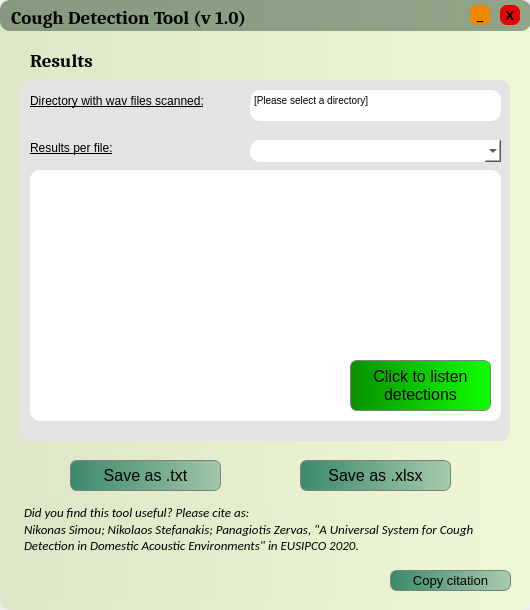
The window that stacked.ui (spl-icsforth/CoughDetection) describes before a commit, drawn with Qt 5.
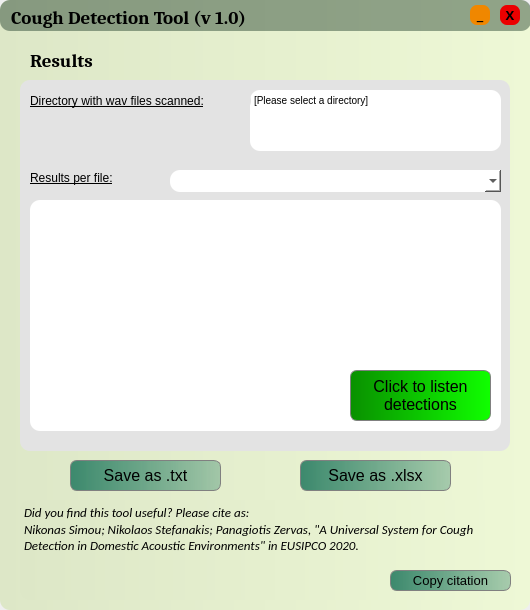
The same window after the commit.

Commit message: Hide save and listen buttons when no coughs detected

What changed in the file:
```diff
--- a/stacked.ui
+++ b/stacked.ui
@@ -456,7 +456,7 @@
          <x>20</x>
          <y>80</y>
          <width>490</width>
-         <height>361</height>
+         <height>371</height>
         </rect>
        </property>
        <property name="styleSheet">
@@ -474,7 +474,7 @@
           <x>230</x>
           <y>10</y>
           <width>251</width>
-          <height>31</height>
+          <height>61</height>
          </rect>
         </property>
         <property name="font">
@@ -521,7 +521,7 @@
         <property name="geometry">
          <rect>
           <x>10</x>
-          <y>60</y>
+          <y>90</y>
           <width>151</width>
           <height>16</height>
          </rect>
@@ -540,9 +540,9 @@
         <property name="geometry">
          <rect>
           <x>10</x>
-          <y>90</y>
+          <y>120</y>
           <width>471</width>
-          <height>251</height>
+          <height>231</height>
          </rect>
         </property>
         <property name="font">
@@ -557,9 +557,9 @@
        <widget class="QComboBox" name="filelist">
         <property name="geometry">
          <rect>
-          <x>230</x>
-          <y>60</y>
-          <width>251</width>
+          <x>150</x>
+          <y>90</y>
+          <width>331</width>
           <height>22</height>
          </rect>
         </property>
@@ -571,7 +571,7 @@
         <property name="geometry">
          <rect>
           <x>330</x>
-          <y>280</y>
+          <y>290</y>
           <width>141</width>
           <height>51</height>
          </rect>
```
The commit also changes 2 other files.
